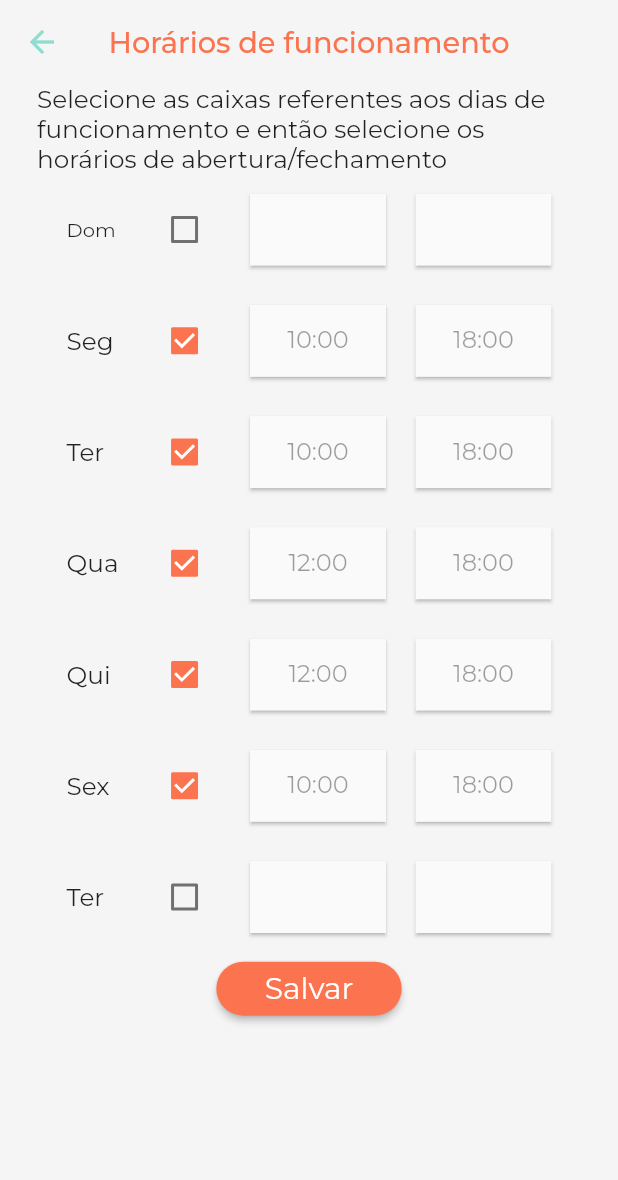
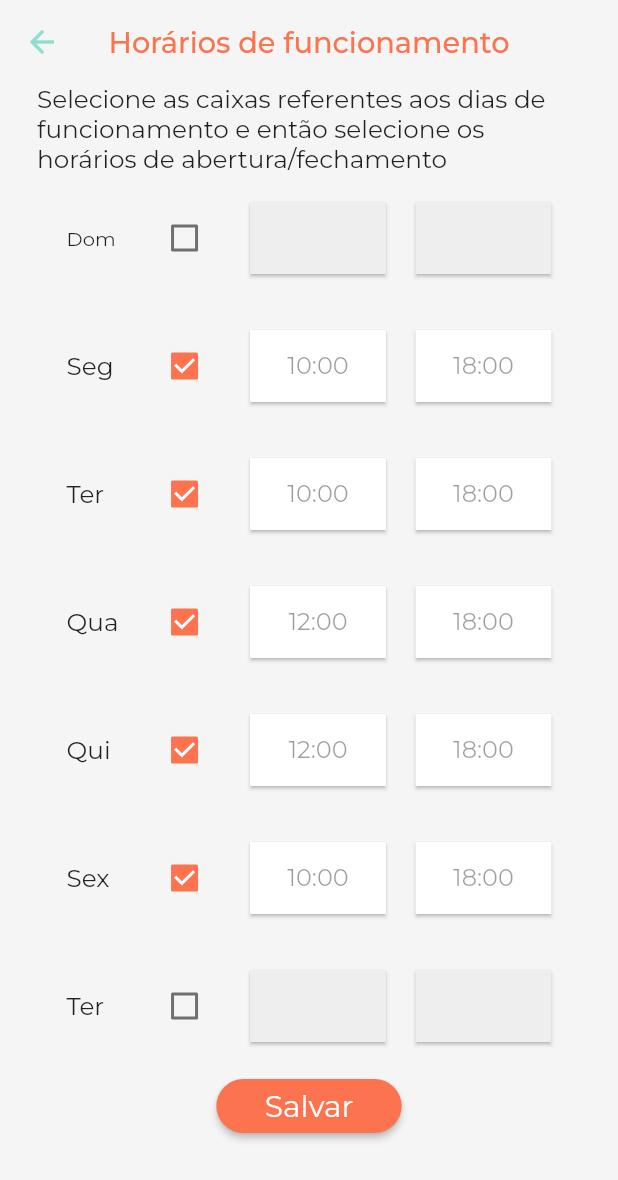
Before and after one commit to DevMobUFRJ/rango, a Flutter app: the HorariosScreen screen opened directly, on a phone screen of 412 x 824 dp. Shown: the top 1180 px of the screen. Run offline on Flutter 3.47's test engine with Material 2 defaults, Android fonts, the phone set to English and light mode, and no system bars; drawn by our look-alikes of auto_size_text; our stand-ins replace cloud_firestore, firebase_auth, firebase_storage, flutter_screenutil, flutter_svg, font_awesome_flutter and 4 more; accounts and stored records are empty; statements that could not run were skipped; project files that could hold a hidden picture were left out.

Commit message:
Ajuste de design na tela de Horários

```diff
--- a/lib/screens/main/profile/HorariosScreen.dart
+++ b/lib/screens/main/profile/HorariosScreen.dart
@@ -47,15 +47,14 @@ class _HorariosScreenState extends State<HorariosScreen> {
         ),
       ),
       body: Container(
-        height: 0.9.hp,
         margin: EdgeInsets.symmetric(horizontal: 0.06.wp),
         child: Form(
           key: _formKey,
           child: Column(
-            mainAxisSize: MainAxisSize.min,
+            mainAxisSize: MainAxisSize.max,
             children: [
               Flexible(
-                flex: 1,
+                flex: 2,
                 child: AutoSizeText(
                   'Selecione as caixas referentes aos dias de funcionamento e então selecione os horários de abertura/fechamento',
                   style: GoogleFonts.montserrat(fontSize: 30.nsp),
--- a/lib/widgets/profile/HorarioRow.dart
+++ b/lib/widgets/profile/HorarioRow.dart
@@ -11,12 +11,13 @@ class HorarioRow extends StatefulWidget {
   final void Function(TimeOfDay hour) changeOpeningHour;
   final void Function(TimeOfDay hour) changeClosingHour;
 
-  HorarioRow(
-      {this.day,
-      this.horarioDia,
-      this.switchOpen,
-      this.changeOpeningHour,
-      this.changeClosingHour});
+  HorarioRow({
+    this.day,
+    this.horarioDia,
+    this.switchOpen,
+    this.changeOpeningHour,
+    this.changeClosingHour,
+  });
 
   @override
   _HorarioRowState createState() => _HorarioRowState();
@@ -26,7 +27,7 @@ class _HorarioRowState extends State<HorarioRow> {
   @override
   Widget build(BuildContext context) {
     return Expanded(
-      flex: 1,
+      flex: 2,
       child: Row(
         mainAxisAlignment: MainAxisAlignment.spaceEvenly,
         children: [
@@ -73,6 +74,7 @@ class _HorarioRowState extends State<HorarioRow> {
                       },
               child: Material(
                 shape: RoundedRectangleBorder(),
+                color: widget.horarioDia.open ? Colors.white : Colors.grey[200],
                 elevation: 1,
                 child: TextFormField(
                   enabled: false,
@@ -113,6 +115,7 @@ class _HorarioRowState extends State<HorarioRow> {
                       },
               child: Material(
                 shape: RoundedRectangleBorder(),
+                color: widget.horarioDia.open ? Colors.white : Colors.grey[200],
                 elevation: 1,
                 child: TextFormField(
                   enabled: false,
```
